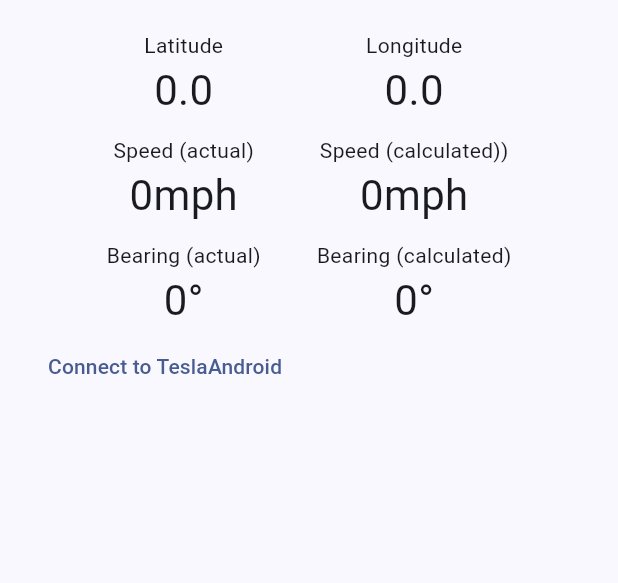
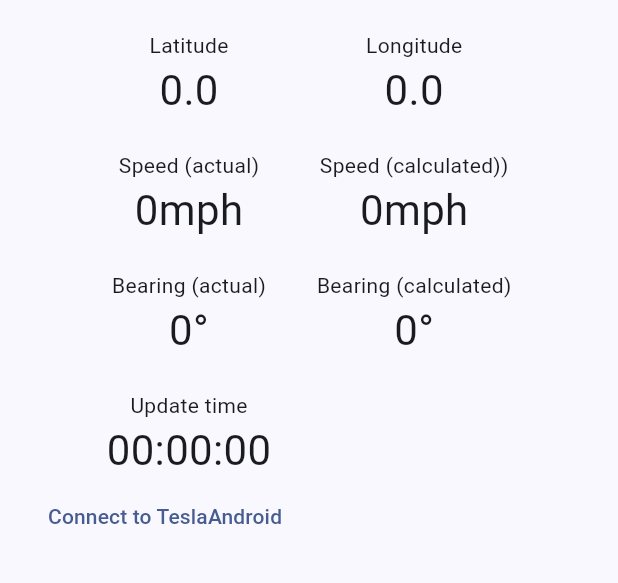
Before and after one commit to TonyHoyle/taGPS, a Flutter app: the screen it shows after launch, on a phone screen of 412 x 824 dp, the part 84-667 px from its top. Run offline on Flutter 3.47's test engine with Material 2 defaults, Android fonts, the phone set to English and light mode, and no system bars; our stand-ins replace location, wakelock; network calls fail.

Commit message:
Update display on GPS update

```diff
--- a/lib/gps_data.dart
+++ b/lib/gps_data.dart
@@ -32,8 +32,7 @@ class GpsData {
     return GpsData(
       latitude: locationData.latitude.toString(),
       longitude: locationData.longitude.toString(),
-      accuracy: locationData.accuracy
-          .toString(), // Old code had vertical accuracy here but I'm not sure that makes sense given we're not sending altitude
+      accuracy: locationData.accuracy.toString(), // Old code had vertical accuracy here but I'm not sure that makes sense given we're not sending altitude
       timestamp: locationData.time.toString(),
       speed: locationData.speed.toString(),
       bearing: locationData.heading.toString(),
--- a/lib/gps.dart
+++ b/lib/gps_manager.dart
@@ -4,7 +4,7 @@ import 'package:flutter/services.dart';
 import 'package:gps_test/gps_websocket.dart';
 import 'package:location/location.dart';
 
-class GpsData {
+class GpsManager {
   double latitude = 0;
   double longitude = 0;
   double speed = 0;
@@ -12,8 +12,10 @@ class GpsData {
   double altitude = 0;
   double calculatedSpeed = 0;
   double calculatedBearing = 0;
+  int updateTime = 0;
 
-  double _updateTime = 0;
+  Function? onGpsChange;
+
   final GpsWebsocket _websocket = GpsWebsocket();
 
   final Location _location = Location();
@@ -46,6 +48,9 @@ class GpsData {
       return;
     }
 
+    _location.changeSettings(accuracy: LocationAccuracy.high, interval: 1000, distanceFilter: 0);
+
+
     await _websocket.connect();
 
     _location.onLocationChanged.listen((currentLocation) {
@@ -54,13 +59,14 @@ class GpsData {
   }
 
   void _updateLocation(LocationData currentLocation) {
+
     if (_websocket.connected()) {
       _websocket.send(currentLocation);
     }
 
     var lastLatitude = latitude;
     var lastLongitude = longitude;
-    final lastUpdateTime = _updateTime;
+    final lastUpdateTime = updateTime;
     final lastAltitude = altitude;
 
     latitude = currentLocation.latitude ?? 0;
@@ -68,7 +74,7 @@ class GpsData {
     speed = currentLocation.speed ?? 0;
     bearing = currentLocation.heading ?? 0;
     altitude = currentLocation.altitude ?? 0;
-    _updateTime = currentLocation.time ?? 0;
+    updateTime = currentLocation.time?.toInt() ?? 0;
 
     // Lat and Lon are in degrees, so first go to radians
     final lon1 = _degToRad(longitude);
@@ -105,7 +111,9 @@ class GpsData {
       distance = sqrt((flatDistance * flatDistance) + (rise * rise));
     }
 
-    calculatedSpeed = distance / (_updateTime - lastUpdateTime);
+    calculatedSpeed = distance / (updateTime - lastUpdateTime);
+
+    onGpsChange?.call();
   }
 
   double _radToDeg(double radians) {
--- a/lib/gpsview.dart
+++ b/lib/gps_view.dart
@@ -4,12 +4,12 @@ import 'package:flutter/material.dart';
 import 'package:intl/intl.dart';
 import 'package:wakelock/wakelock.dart';
 
-import 'gps.dart';
+import 'gps_manager.dart';
 
 class GpsView extends StatefulWidget {
   GpsView({super.key});
 
-  final GpsData gpsData = GpsData();
+  final GpsManager gpsData = GpsManager();
 
   @override
   State<GpsView> createState() => _GpsViewState();
@@ -45,13 +45,10 @@ class _GpsViewState extends State<GpsView> with WidgetsBindingObserver {
 
   void start() {
     Wakelock.enable();
-    _timer = Timer.periodic(const Duration(milliseconds: 250), (t) {
-      setState(() {});
-    });
+    widget.gpsData.onGpsChange = () => setState(() { });
   }
 
   void stop() {
-    _timer?.cancel();
     Wakelock.disable();
   }
 
@@ -79,7 +76,7 @@ class _GpsViewState extends State<GpsView> with WidgetsBindingObserver {
         child: Column(children: [
           SizedBox(
               width: 270,
-              height: 200,
+              height: 300,
               child: Row(children: [
                 Center(
                     child: Column(children: [
@@ -96,6 +93,11 @@ class _GpsViewState extends State<GpsView> with WidgetsBindingObserver {
                   Text(
                       "${NumberFormat("###0").format(widget.gpsData.bearing)}°",
                       style: const TextStyle(fontSize: 28)),
+                  const Spacer(),
+                  const Text('Update time'),
+                  Text(
+                      DateFormat.Hms().format(DateTime.fromMillisecondsSinceEpoch(widget.gpsData.updateTime.toInt())),
+                      style: const TextStyle(fontSize: 28))
                 ])),
                 const Spacer(),
                 Center(
@@ -112,7 +114,8 @@ class _GpsViewState extends State<GpsView> with WidgetsBindingObserver {
                   const Text('Bearing (calculated)'),
                   Text(
                       "${NumberFormat("###0").format(widget.gpsData.calculatedBearing)}°",
-                      style: const TextStyle(fontSize: 28))
+                      style: const TextStyle(fontSize: 28)),
+                  const SizedBox(height: 80),
                 ])),
               ])),
           Row(children: [
--- a/lib/main.dart
+++ b/lib/main.dart
@@ -1,6 +1,6 @@
 import 'package:flutter/material.dart';
 
-import 'gpsview.dart';
+import 'gps_view.dart';
 
 void main() {
   runApp(const MyApp());
```
